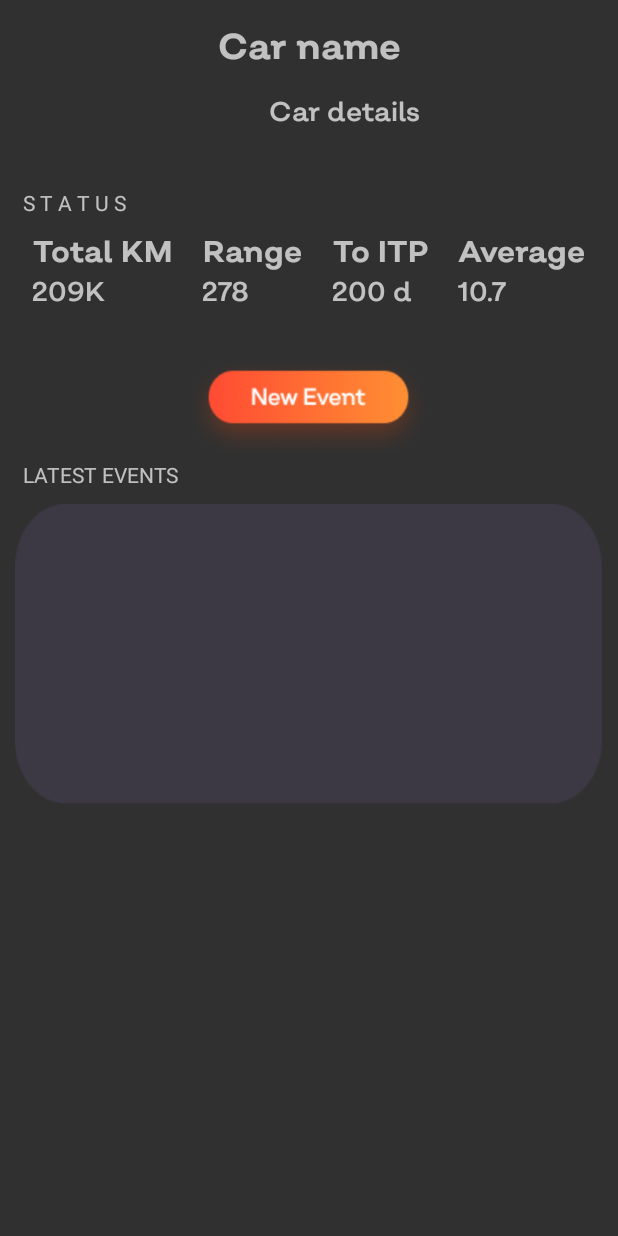
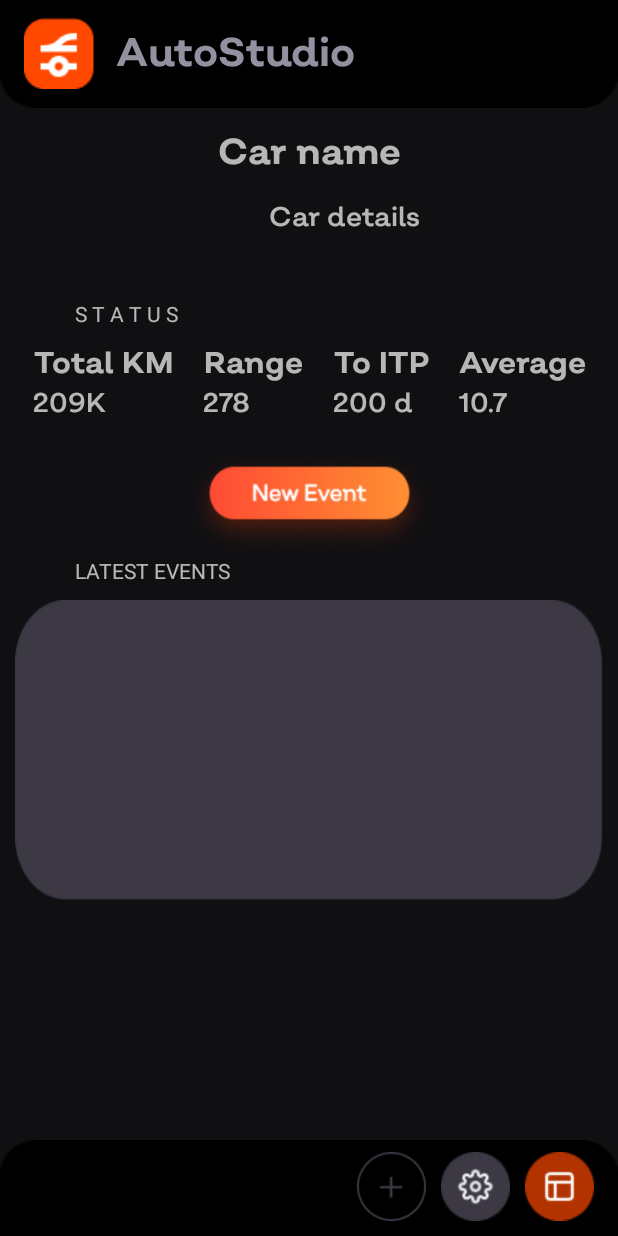
Before and after one commit to barsanescudiana/Auto-Studio, an Android app: the layout activity_car.xml on its own in the app's theme, with its tools: preview values and no code run, on a phone screen of 412 x 824 dp. Run offline under Robolectric (Android 15) with nearby library versions, the phone set to English and light mode, and no system bars.

Commit message:
events spinner feature

```diff
--- a/AS/app/src/main/java/com/example/autostudio/CarsDB.java
+++ b/AS/app/src/main/java/com/example/autostudio/CarsDB.java
@@ -7,7 +7,7 @@ import androidx.room.Room;
 import androidx.room.RoomDatabase;
 import androidx.room.TypeConverters;
 
-@Database(entities = {Car.class}, version = 1, exportSchema = false)
+@Database(entities = {Car.class}, version = 2, exportSchema = false)
 @TypeConverters({DateConverter.class})
 public abstract class CarsDB extends RoomDatabase {
     private final static String DB_NAME = "cars.db";
--- a/AS/app/src/main/java/com/example/autostudio/CarsDao.java
+++ b/AS/app/src/main/java/com/example/autostudio/CarsDao.java
@@ -14,12 +14,12 @@ public interface CarsDao {
     @Query("Select * from cars")
     List<Car> getAll();
 
-    @Query("Select * from cars where id=:carId")
+    @Query("Select * from cars where carId=:carId")
     Car getCarById(long carId);
 
     @Query("Delete from cars")
     void deleteAll();
 
-    @Query("Delete from cars where id = :carId")
-    void deleteWhere(long carId);
+    @Query("Delete from cars where carId = :carId")
+    void deleteEventById(long carId);
 }
--- a/AS/app/src/main/res/layout/activity_car.xml
+++ b/AS/app/src/main/res/layout/activity_car.xml
@@ -1,31 +1,37 @@
 <?xml version="1.0" encoding="utf-8"?>
-<LinearLayout xmlns:android="http://schemas.android.com/apk/res/android"
+<androidx.constraintlayout.widget.ConstraintLayout xmlns:android="http://schemas.android.com/apk/res/android"
     xmlns:app="http://schemas.android.com/apk/res-auto"
     xmlns:tools="http://schemas.android.com/tools"
     android:layout_width="match_parent"
     android:layout_height="match_parent"
     android:orientation="vertical"
+    android:background="#100F12"
     tools:context=".CarActivity">
 
     <LinearLayout
+        android:id="@+id/linearLayout3"
         android:layout_width="match_parent"
         android:layout_height="wrap_content"
-        android:orientation="vertical">
+        android:orientation="vertical"
+        android:paddingTop="70dp"
+        app:layout_constraintEnd_toEndOf="parent"
+        app:layout_constraintStart_toStartOf="parent"
+        app:layout_constraintTop_toTopOf="parent">
 
         <TextView
             android:id="@+id/textCarName"
+            android:layout_width="match_parent"
+            android:layout_height="wrap_content"
             android:layout_marginTop="15dp"
             android:fontFamily="@font/salvatore_bold"
             android:hint="@string/car_name"
             android:textAlignment="center"
-            android:layout_width="match_parent"
-            android:layout_height="wrap_content"
-            android:textSize="24sp"/>
+            android:textSize="24sp" />
 
         <androidx.constraintlayout.widget.ConstraintLayout
             android:layout_width="match_parent"
+            android:layout_height="wrap_content"
             android:layout_marginBottom="10dp"
-            android:layout_height="wrap_content"
             android:gravity="center"
             android:orientation="horizontal">
 
@@ -61,17 +67,26 @@
 
 
     <TextView
+        android:id="@+id/textView2"
         android:layout_width="match_parent"
         android:layout_height="wrap_content"
         android:text="@string/status"
-        android:layout_marginStart="15dp"
-        android:layout_marginTop="16dp" />
+        android:paddingTop="20dp"
+        android:paddingStart="50dp"
+        app:layout_constraintEnd_toEndOf="parent"
+        app:layout_constraintStart_toStartOf="parent"
+        app:layout_constraintTop_toBottomOf="@+id/linearLayout3"/>
 
     <LinearLayout
+        android:id="@+id/linearLayout2"
         android:layout_width="wrap_content"
         android:layout_height="wrap_content"
+        android:layout_gravity="center"
         android:orientation="horizontal"
-        android:layout_gravity="center">
+        android:paddingBottom="10dp"
+        app:layout_constraintEnd_toEndOf="parent"
+        app:layout_constraintStart_toStartOf="parent"
+        app:layout_constraintTop_toBottomOf="@+id/textView2">
 
 
         <LinearLayout
@@ -176,31 +191,49 @@
         android:id="@+id/newEvent"
         android:layout_width="166dp"
         android:layout_height="70dp"
+        android:layout_gravity="center"
         android:background="@drawable/new_event_button"
-        android:layout_gravity="center"
-        android:layout_marginTop="20dp" />
+        app:layout_constraintEnd_toEndOf="parent"
+        app:layout_constraintStart_toStartOf="parent"
+        app:layout_constraintTop_toBottomOf="@+id/linearLayout2" />
 
     <TextView
+        android:id="@+id/textView3"
         android:layout_width="match_parent"
         android:layout_height="wrap_content"
-        android:layout_marginStart="15dp"
-        android:text="@string/latest_events" />
+        android:paddingStart="50dp"
+        android:text="@string/latest_events"
+        app:layout_constraintEnd_toEndOf="parent"
+        app:layout_constraintStart_toStartOf="parent"
+        app:layout_constraintTop_toBottomOf="@+id/newEvent"/>
 
     <LinearLayout
-        android:layout_width="match_parent"
-        android:layout_height="match_parent"
+        android:id="@+id/linearLayout"
+        android:layout_width="wrap_content"
+        android:layout_height="wrap_content"
         android:paddingStart="10dp"
+        android:paddingTop="10dp"
         android:paddingEnd="10dp"
-        android:paddingTop="10dp">
+        app:layout_constraintEnd_toEndOf="parent"
+        app:layout_constraintStart_toStartOf="parent"
+        app:layout_constraintTop_toBottomOf="@+id/textView3">
 
         <ListView
             android:id="@+id/eventListView"
             android:layout_width="match_parent"
-            android:paddingStart="10dp"
+            android:layout_height="200dp"
             android:background="@drawable/events_bg"
-            android:layout_height="200dp" />
+            android:paddingStart="10dp" />
     </LinearLayout>
 
+    <include
+        android:id="@+id/top_bottom_nav"
+        layout="@layout/top_bottom_nav"
+        app:layout_constraintBottom_toBottomOf="parent"
+        app:layout_constraintEnd_toEndOf="parent"
+        app:layout_constraintHorizontal_bias="0.0"
+        app:layout_constraintStart_toStartOf="parent"
+        app:layout_constraintTop_toTopOf="parent"
+        app:layout_constraintVertical_bias="0.0" />
 
-
-</LinearLayout>
+</androidx.constraintlayout.widget.ConstraintLayout>
--- a/AS/app/src/main/res/layout/activity_event.xml
+++ b/AS/app/src/main/res/layout/activity_event.xml
@@ -44,7 +44,6 @@
                 android:layout_marginStart="16dp"
                 android:background="@drawable/edit_text_bg"
                 android:fontFamily="@font/salvatore_light"
-                android:paddingStart="12dp"
                 android:textSize="14sp"
                 app:layout_constraintLeft_toLeftOf="parent"
                 app:layout_constraintRight_toRightOf="parent"
@@ -118,7 +117,6 @@
                 android:layout_marginStart="16dp"
                 android:background="@drawable/edit_text_bg"
                 android:fontFamily="@font/salvatore_light"
-                android:paddingStart="12dp"
                 android:textSize="14sp"
                 app:layout_constraintLeft_toLeftOf="parent"
                 app:layout_constraintRight_toRightOf="parent"
```
Also changed, not shown: AS/app/src/main/java/com/example/autostudio/Car.java (+21 -5 lines), AS/app/src/main/java/com/example/autostudio/Event.java (+47 -8 lines), AS/app/src/main/java/com/example/autostudio/EventActivity.java (+39 -0 lines), AS/app/src/main/res/layout/event_list_item.xml (+5 -5 lines), AS/app/src/main/res/values/strings.xml (+17 -0 lines), AS/app/src/main/res/values/styles.xml (+17 -2 lines).
